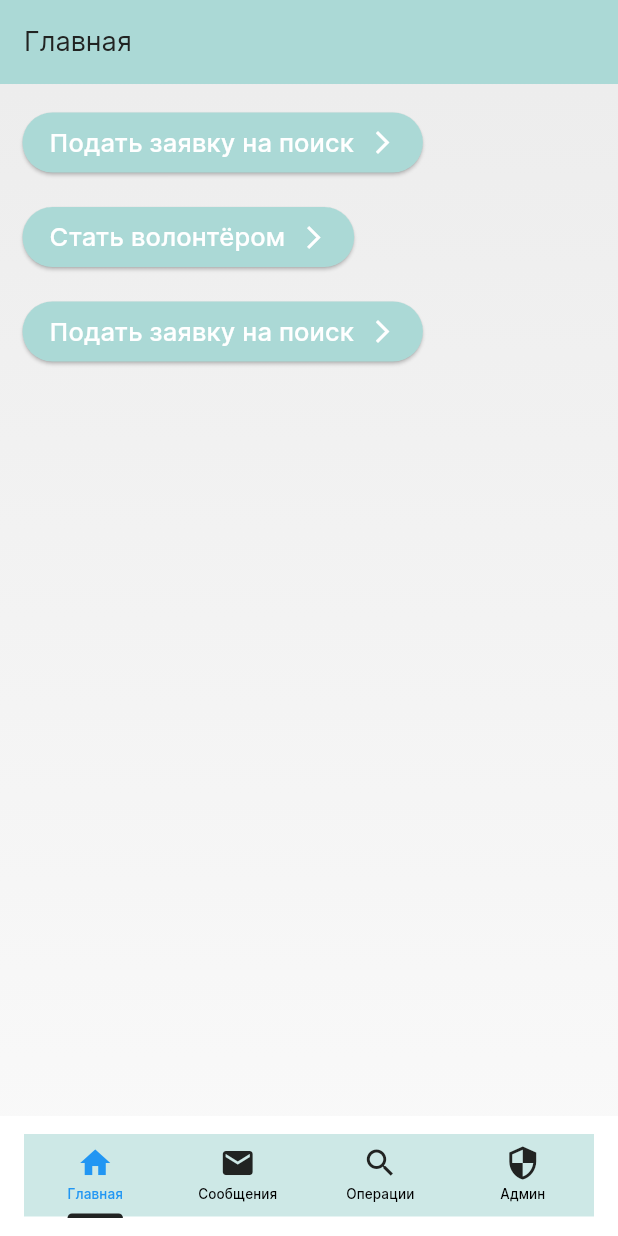
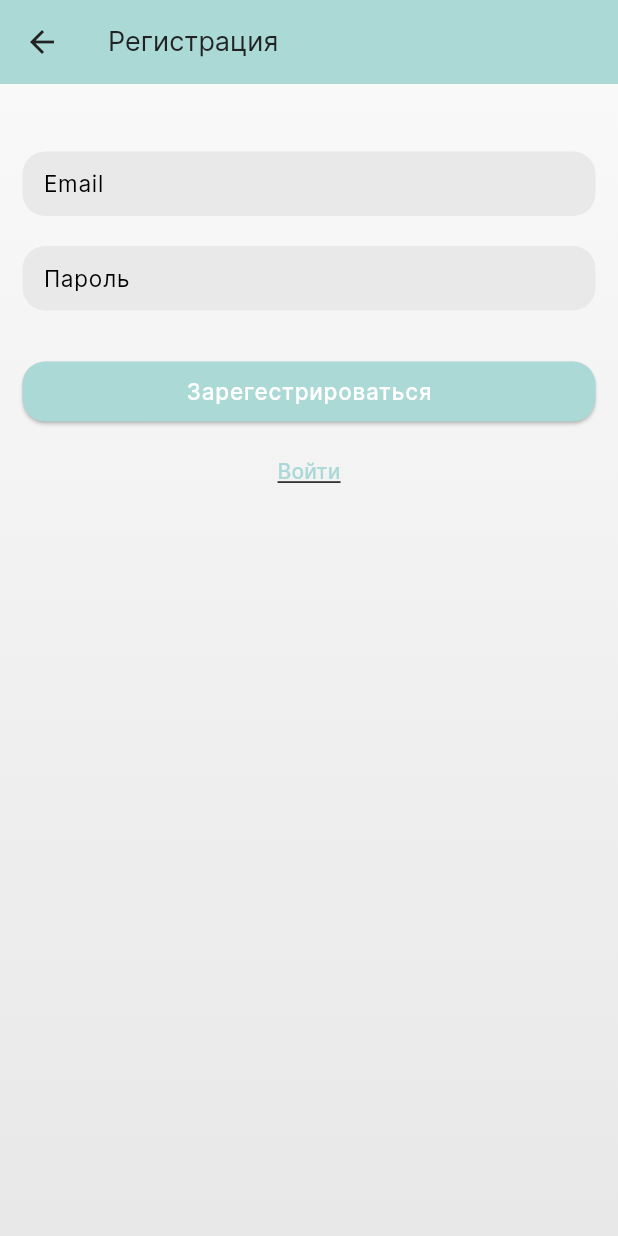
Before and after one commit to QQOld/volOrgMobile, a Flutter app: the screen it shows after launch, after a tap on "Подать заявку на поиск", on a phone screen of 412 x 824 dp. Run offline on Flutter 3.47's test engine with Material 2 defaults, Android fonts, the light colour scheme and no system bars; our stand-ins replace email_validator, firebase_auth, firebase_core, flutter_riverpod, fluttertoast; accounts and stored records are empty.

Commit message:
* тест методов авторизации * тест изменения количества табов

```diff
--- a/lib/app_shell.dart
+++ b/lib/app_shell.dart
@@ -1,18 +1,20 @@
+import 'dart:developer';
+import 'dart:math';
+
 import 'package:flutter/material.dart';
 import 'package:flutter_riverpod/flutter_riverpod.dart';
-import 'package:go_router/go_router.dart';
 import 'package:vol_org/pages/admin_panel/admin_page.dart';
 import 'package:vol_org/pages/common/common_page.dart';
 import 'package:vol_org/pages/messages/messages_page.dart';
 import 'package:vol_org/pages/operations/operations_page.dart';
+import 'package:vol_org/providers/providers.dart';
 import 'package:vol_org/styles/styles.dart';
 
-import 'main.dart';
+import 'domain/user.dart';
 
 enum TabType { common, messages, operations, admin }
 
 class AppShell extends ConsumerStatefulWidget {
-
   const AppShell({Key? key}) : super(key: key);
 
   @override
@@ -26,17 +28,13 @@ class _AppShellState extends ConsumerState<AppShell>
   final routeMap = {0: "common", 1: "messages", 2: "operations", 3: "admin"};
 
   TabController? tabController;
-  var lastTabValue = TabType.common;
-  List<TabType> tabList = [
-    TabType.common,
-    TabType.messages,
-    TabType.operations,
-    TabType.admin,
-  ];
 
   @override
   void initState() {
     super.initState();
+    final user = ref.read(authProvider).value;
+    final tabList = ref.read(tabListProvider(user != null ? AppUser.fromFirebase(user) : null));
+
     tabController = TabController(
         length: tabList.length,
         vsync: this,
@@ -51,6 +49,20 @@ class _AppShellState extends ConsumerState<AppShell>
 
   @override
   Widget build(BuildContext context) {
+    final user = ref.watch(authProvider).value;
+
+    final tabList = ref.watch(
+        tabListProvider(user != null ? AppUser.fromFirebase(user) : null));
+
+    if (tabList.length != tabController?.length) {
+      tabController?.dispose();
+      tabController = TabController(
+        length: tabList.length,
+        initialIndex: TabType.common.index,
+        vsync: this,
+      );
+    }
+
     return Container(
       decoration: styles.backgroundDecoration,
       child: Scaffold(
@@ -61,88 +73,63 @@ class _AppShellState extends ConsumerState<AppShell>
               Widget content = const SizedBox.shrink();
               switch (tab) {
                 case TabType.common:
-                    content = CommonPage(key: const Key("common"));
+                  content = const CommonPage(key: Key("common"));
                   break;
                 case TabType.messages:
-                    content = MessagesPage(key: const Key("messages"));
+                  content = const MessagesPage(key: Key("messages"));
                   break;
                 case TabType.operations:
-                    content = OperationsPage(key: const Key("operations"));
+                  content = const OperationsPage(key: Key("operations"));
                   break;
                 case TabType.admin:
-                    content = AdminPanelPage(key: const Key("admin"));
+                  content = const AdminPanelPage(key: Key("admin"));
                   break;
               }
               return content;
             }).toList()),
         bottomNavigationBar: BottomAppBar(
           child: Container(
+            alignment: Alignment.center,
             color: styles.themeColors.brand.withOpacity(0.6),
             height: kBottomNavigationBarHeight,
             child: TabBar(
-                labelStyle: styles.mainTextTheme.labelSmall?.copyWith(fontSize: 9),
+              labelStyle:
+                  styles.mainTextTheme.labelSmall?.copyWith(fontSize: 9),
               controller: tabController,
               indicatorColor: styles.themeColors.text,
               tabs: tabList.map<Widget>((tab) {
                 Widget? content;
                 switch (tab) {
                   case TabType.common:
-                      content =
-                      const Tab(icon: Icon(Icons.home), child: Text("Главная"));
+                    content = const Tab(
+                        icon: Icon(Icons.home), child: Text("Главная"));
                     break;
                   case TabType.messages:
-                      content =
-                      const Tab(icon: Icon(Icons.mail), child: Text("Сообщения"));
+                    if (user != null) {
+                      content = const Tab(
+                          icon: Icon(Icons.mail), child: Text("Сообщения"));
+                    }
                     break;
                   case TabType.operations:
-                      content =
-                      const Tab(icon: Icon(Icons.search), child: Text("Операции"));
+                    content = const Tab(
+                        icon: Icon(Icons.search), child: Text("Операции"));
                     break;
                   case TabType.admin:
-                      content = const Tab(icon: Icon(Icons.security),
-                          child: Text("Админ"));
+                    if (user != null) {
+                      content = const Tab(
+                          icon: Icon(Icons.security), child: Text("Админ"));
+                    }
                     break;
                 }
                 if (content == null) {
                   return const SizedBox.shrink();
                 }
                 return content;
-                }).toList(),),
+              }).toList(),
             ),
           ),
-        )
-      /*BottomNavigationBar(
-          type: BottomNavigationBarType.fixed,
-          showSelectedLabels: false,
-          showUnselectedLabels: false,
-          currentIndex: selectedIndex,
-          onTap: (index) {
-            setState(() {
-              selectedIndex = index;
-              if(routeMap[index] != null) {
-                context.go("/${routeMap[index] ?? 'common'}");
-              }
-            });
-          },
-          items: const [
-            BottomNavigationBarItem(
-              icon: Icon(Icons.home),
-              label: 'Home',
         ),
-            BottomNavigationBarItem(
-              icon: Icon(Icons.mail),
-              label: 'Messages',
       ),
-            BottomNavigationBarItem(
-              icon: Icon(Icons.search),
-              label: 'Search',
-            ),
-            BottomNavigationBarItem(
-              icon: Icon(Icons.security),
-              label: 'Administration',
-            ),
-          ],
-        ),*/
     );
   }
 }
--- /dev/null
+++ b/lib/domain/user.dart
@@ -0,0 +1,12 @@
+import 'package:firebase_auth/firebase_auth.dart';
+
+class AppUser{
+  String id = "";
+  String name = "";
+  String surName = "";
+  String password = "";
+
+  AppUser.fromFirebase(User user) {
+    id = user.uid;
+  }
+}
--- a/lib/main.dart
+++ b/lib/main.dart
@@ -1,11 +1,10 @@
+import 'dart:developer';
 import 'dart:io';
 
 import 'package:firebase_core/firebase_core.dart';
 import 'package:flutter/material.dart';
 import 'package:flutter_riverpod/flutter_riverpod.dart';
-import 'package:go_router/go_router.dart';
 import 'package:intl/intl.dart';
-import 'package:vol_org/pages/admin_panel/admin_panel.dart';
 import 'package:vol_org/providers/providers.dart';
 import 'package:vol_org/styles/styles.dart';
 
@@ -21,34 +20,18 @@ Future<void> main() async {
   runApp(const ProviderScope(child: VolOrgApp()));
 }
 
-class AppRouting {
-  static const routeTabParam = "tab";
-
-  static void goToMain(BuildContext context) {
-    context.go("/");
-  }
-
-  static void goToAppTab(BuildContext context, TabType? tab) {
-    final finalTab = tab ??
-        ProviderScope.containerOf(context).read(chosenTabProvider) ??
-        TabType.common;
-    context.go("/${finalTab.name}");
-  }
-}
-
-class VolOrgApp extends StatefulWidget {
+class VolOrgApp extends ConsumerStatefulWidget {
   const VolOrgApp({Key? key}) : super(key: key);
 
   @override
-  State<VolOrgApp> createState() => _VolOrgAppState();
+  ConsumerState<VolOrgApp> createState() => _VolOrgAppState();
 }
 
-final _rootNavigatorKey = GlobalKey<NavigatorState>();
-final _shellNavigatorKey = GlobalKey<NavigatorState>();
-
-class _VolOrgAppState extends State<VolOrgApp> {
+class _VolOrgAppState extends ConsumerState<VolOrgApp> {
   @override
   Widget build(BuildContext context) {
+    final auth = ref.watch(authProvider);
+
     return MaterialApp(
       title: "Волонтёры33",
       debugShowCheckedModeBanner: false,
@@ -57,7 +40,15 @@ class _VolOrgAppState extends State<VolOrgApp> {
         onTap: () {
           FocusScope.of(context).unfocus();
         },
-        child: const AppShell(),
+        child: auth.when(
+            data: (user) => const AppShell(),
+            error: (e, s) {
+              log("unable to get auth $e", error: e, stackTrace: s);
+              return Container();
+            },
+            loading: () {
+              return const Center(child: CircularProgressIndicator());
+            }),
       ),
     );
   }
--- a/lib/pages/common/common_content.dart
+++ b/lib/pages/common/common_content.dart
@@ -1,4 +1,7 @@
 import 'package:flutter/material.dart';
+import 'package:vol_org/pages/credentials/authorization_page.dart';
+import 'package:vol_org/pages/credentials/registr_page.dart';
+import 'package:vol_org/services/auth.dart';
 import 'package:vol_org/widgets/ElevatedButtonRightIcon.dart';
 
 import '../../styles/styles.dart';
@@ -8,27 +11,52 @@ class CommonContent extends StatelessWidget {
 
   @override
   Widget build(BuildContext context) {
+    final authService = AuthService();
+
     return Column(
       mainAxisSize: MainAxisSize.min,
       crossAxisAlignment: CrossAxisAlignment.start,
       children: [
         ElevatedButtonRightIcon(
-            onPressed: () {},
-            label: Text("Подать заявку на поиск", style: styles.mainTextTheme.titleSmall,),
+            onPressed: () {
+              Navigator.of(context).push(
+                MaterialPageRoute(
+                  builder: (context) {
+                    return const RegistrationPage();
+                  },
+                ),
+              );
+            },
+            label: Text(
+              "Подать заявку на поиск",
+              style: styles.mainTextTheme.titleSmall,
+            ),
             icon: const Icon(Icons.arrow_forward_ios)),
         const SizedBox(
           height: 15,
         ),
         ElevatedButtonRightIcon(
-            onPressed: () {},
-            label: Text("Стать волонтёром", style: styles.mainTextTheme.titleSmall),
+            onPressed: () {
+              Navigator.of(context).push(
+                MaterialPageRoute(
+                  builder: (context) {
+                    return const AuthPage();
+                  },
+                ),
+              );
+            },
+            label: Text("Стать волонтёром",
+                style: styles.mainTextTheme.titleSmall),
             icon: const Icon(Icons.arrow_forward_ios)),
         const SizedBox(
           height: 15,
         ),
         ElevatedButtonRightIcon(
-            onPressed: () {},
-            label: Text("Подать заявку на поиск", style: styles.mainTextTheme.titleSmall),
+            onPressed: () {
+              authService.logOut();
+            },
+            label: Text("Подать заявку на поиск",
+                style: styles.mainTextTheme.titleSmall),
             icon: const Icon(Icons.arrow_forward_ios)),
       ],
     );
--- a/lib/pages/common/common_page.dart
+++ b/lib/pages/common/common_page.dart
@@ -5,10 +5,7 @@ import 'package:vol_org/widgets/app_bar_back_button.dart';
 import 'common_content.dart';
 
 class CommonPage extends ConsumerStatefulWidget {
-
-  const CommonPage({
-    Key? key
-  }) : super(key: key);
+  const CommonPage({Key? key}) : super(key: key);
 
   @override
   ConsumerState createState() => _CommonPagePageState();
@@ -19,7 +16,10 @@ class _CommonPagePageState extends ConsumerState<CommonPage> {
   Widget build(BuildContext context) {
     return Scaffold(
       appBar: AppBarBack(title: "Главная"),
-      body: Padding(padding: EdgeInsets.all(15),child: const CommonContent())
+      body: const Padding(
+        padding: EdgeInsets.all(15),
+        child: CommonContent(),
+      ),
     );
   }
 }
--- /dev/null
+++ b/lib/pages/credentials/registr_page.dart
@@ -0,0 +1,166 @@
+import 'dart:developer';
+
+import 'package:email_validator/email_validator.dart';
+import 'package:flutter/material.dart';
+import 'package:fluttertoast/fluttertoast.dart';
+import 'package:vol_org/domain/user.dart';
+import 'package:vol_org/pages/credentials/authorization_page.dart';
+import 'package:vol_org/services/auth.dart';
+import 'package:vol_org/styles/styles.dart';
+import 'package:vol_org/widgets/app_bar_back_button.dart';
+
+class RegistrationPage extends StatefulWidget {
+  const RegistrationPage({Key? key}) : super(key: key);
+
+  @override
+  State<RegistrationPage> createState() => _RegistrationPageState();
+}
+
+class _RegistrationPageState extends State<RegistrationPage> {
+  final emailController = TextEditingController();
+  final passwordController = TextEditingController();
+
+  final formKey = GlobalKey<FormState>();
+
+  AuthService authService = AuthService();
+
+  @override
+  void dispose() {
+    emailController.dispose();
+    passwordController.dispose();
+    super.dispose();
+  }
+
+  @override
+  Widget build(BuildContext context) {
+    return GestureDetector(
+      onTap: () {
+        FocusScope.of(context).unfocus();
+      },
+      child: Container(
+        decoration: styles.backgroundDecoration,
+        child: Scaffold(
+          appBar: AppBarBack(
+            title: "Регистрация",
+            onBack: () {
+              final nav = Navigator.of(context);
+              if (nav.canPop()) nav.pop();
+            },
+          ),
+          body: SingleChildScrollView(
+            child: Padding(
+              padding: const EdgeInsets.all(15),
+              child: Form(
+                key: formKey,
+                child: Padding(
+                  padding: const EdgeInsets.only(top: 30),
+                  child: Column(
+                    mainAxisSize: MainAxisSize.min,
+                    children: [
+                      TextFormField(
+                        controller: emailController,
+                        textInputAction: TextInputAction.next,
+                        autocorrect: false,
+                        decoration: const InputDecoration(
+                            labelText: "Email", hintText: "myemail@mail.ru"),
+                        autovalidateMode: AutovalidateMode.onUserInteraction,
+                        validator: (str) {
+                          if (str != null && !EmailValidator.validate(str)) {
+                            return "Некорректный email";
+                          }
+                          return null;
+                        },
+                        onChanged: (str) {},
+                      ),
+                      const SizedBox(
+                        height: 20,
+                      ),
+                      TextFormField(
+                        controller: passwordController,
+                        textInputAction: TextInputAction.next,
+                        autocorrect: false,
+                        obscureText: true,
+                        decoration: const InputDecoration(
+                            labelText: "Пароль", hintText: "mypassword"),
+                        autovalidateMode: AutovalidateMode.onUserInteraction,
+                        validator: (str) {
+                          if (str != null && str.length < 8) {
+                            return "Минимум 8 символов";
+                          }
+                          return null;
+                        },
+                        onChanged: (str) {},
+                      ),
+                      const SizedBox(
+                        height: 30,
+                      ),
+                      ElevatedButton(
+                        style: styles.maxElevatedButtonStyle,
+                        onPressed: () async {
+                          if (formKey.currentState?.validate() ?? true) {
+                            try {
+                              final nav = Navigator.of(context);
+                              AppUser? user =
+                              await authService.registerWithEmailAndPassword(
+                                emailController.text.trim(),
+                                passwordController.text.trim(),
+                              );
+                              if (user == null) {
+                                Fluttertoast.showToast(
+                                  msg: "Ошибка регистрации",
+                                  toastLength: Toast.LENGTH_SHORT,
+                                  gravity: ToastGravity.CENTER,
+                                  timeInSecForIosWeb: 1,
+                                  backgroundColor: styles.themeColors.danger,
+                                );
+                              } else {
+                                Fluttertoast.showToast(
+                                  msg: "Успешная регистрация",
+                                  toastLength: Toast.LENGTH_SHORT,
+                                  gravity: ToastGravity.CENTER,
+                                  timeInSecForIosWeb: 1,
+                                  backgroundColor: styles.themeColors.success,
+                                );
+                                formKey.currentState?.reset();
+                                nav.pushReplacement(MaterialPageRoute(builder: (context) => const AuthPage()));
+                              }
+                            } catch(e) {
+                              log(e.toString());
+                            }
+                          }
+                        },
+                        child: Text(
+                          "Зарегестрироваться",
+                          style: styles.mainTextTheme.bodyLarge
+                              ?.copyWith(letterSpacing: 0.5),
+                        ),
+                      ),
+                      const SizedBox(
+                        height: 5,
+                      ),
+                      TextButton(
+                        onPressed: () {
+                          Navigator.of(context).push(
+                            MaterialPageRoute(
+                              builder: (context) => const AuthPage(),
+                            ),
+                          );
+                        },
+                        child: Text(
+                          "Войти",
+                          style: styles.mainTextTheme.labelLarge?.copyWith(
+                              color: styles.themeColors.brand,
+                              decoration: TextDecoration.underline),
+                        ),
+                      )
+                    ],
+                  ),
+                ),
+              ),
+            ),
+          ),
+        ),
+      ),
+    );
+  }
+}
--- a/lib/providers/providers.dart
+++ b/lib/providers/providers.dart
@@ -1,5 +1,37 @@
+import 'dart:async';
+import 'dart:developer';
+
+import 'package:firebase_auth/firebase_auth.dart';
 import 'package:flutter_riverpod/flutter_riverpod.dart';
+import 'package:vol_org/domain/user.dart';
 
 import '../app_shell.dart';
 
-final chosenTabProvider = Provider.autoDispose<TabType>((ref) => TabType.common);
+final tabListProvider = Provider.family.autoDispose<List<TabType>, AppUser?>((ref, user) => [
+  TabType.common,
+  if(user != null)TabType.messages,
+  TabType.operations,
+  if(user != null)TabType.admin,
+]);
+
+final authProvider = StreamProvider.autoDispose<User?>((ref) {
+  final streamController = StreamController<User?>();
+  String? lastId;
+  final sub = FirebaseAuth.instance.userChanges().listen((user) {
+    if (!streamController.isClosed) {
+      final nid = user?.uid ?? "";
+      if (lastId != nid) {
+        log("Authenticated user ${user?.uid}");
+        if (!streamController.isClosed) {
+          streamController.add(user);
+        }
+      }
+      lastId = nid;
+    }
+  });
+  ref.onDispose(() {
+    streamController.close();
+    sub.cancel();
+  });
+  return streamController.stream;
+});
--- /dev/null
+++ b/lib/services/auth.dart
@@ -0,0 +1,42 @@
+import 'dart:developer';
+
+import 'package:firebase_auth/firebase_auth.dart';
+import 'package:firebase_core/firebase_core.dart';
+import 'package:fluttertoast/fluttertoast.dart';
+import 'package:vol_org/domain/user.dart';
+import 'package:vol_org/styles/styles.dart';
+
+class AuthService {
+  final FirebaseAuth fAuth = FirebaseAuth.instance;
+
+  Future<AppUser?> signInWithEmailAndPassword(String email, String password) async {
+    try {
+      UserCredential result = await fAuth.signInWithEmailAndPassword(email: email, password: password);
+      User? user = result.user;
+      if(user != null) return AppUser.fromFirebase(user);
+    } catch(e) {
+      log(e.toString());
+    }
+    return null;
+  }
+
+  Future<AppUser?> registerWithEmailAndPassword(String email, String password) async {
+    try {
+      UserCredential result = await fAuth.createUserWithEmailAndPassword(email: email, password: password);
+      User? user = result.user;
+      if(user != null) return AppUser.fromFirebase(user);
+    } catch(e) {
+      log(e.toString());
+      rethrow;
+    }
+    return null;
+  }
+
+  Future<void> logOut() async {
+    await fAuth.signOut();
+  }
+
+  Stream<AppUser?> get currentUser{
+    return fAuth.authStateChanges().map((User? user) => user != null ? AppUser.fromFirebase(user) : null);
+  }
+}
--- a/lib/styles/styles.dart
+++ b/lib/styles/styles.dart
@@ -107,7 +107,7 @@ class ThemeColors {
 
   /// Фоны
   /// Основной фон
-  Color get background => const Color(0xFFECECEC);
+  Color get background => const Color(0xFFE8E8E8);
 
   Color get lightBackground => const Color(0xFFFAFAFA);
 
@@ -182,7 +182,7 @@ class BaseStyle {
 
   Decoration get backgroundDecoration => BoxDecoration(
       gradient: LinearGradient(
-          colors: [themeColors.background, themeColors.lightBackground],
+          colors: [themeColors.lightBackground, themeColors.background],
           begin: Alignment.topCenter,
           end: Alignment.bottomCenter,
           tileMode: TileMode.clamp));
@@ -443,6 +443,7 @@ class BaseStyle {
         hintStyle:
             mainTextTheme.titleSmall?.copyWith(color: themeColors.caption),
         labelStyle: mainTextTheme.bodyLarge,
+        floatingLabelStyle: mainTextTheme.labelLarge?.copyWith(color: themeColors.brand),
         suffixStyle: mainTextTheme.titleSmall,
         disabledBorder: OutlineInputBorder(
             borderRadius: BorderRadius.circular(mediumRadius),
--- a/pubspec.yaml
+++ b/pubspec.yaml
@@ -55,6 +55,8 @@ dependencies:
   timezone: 0.9.0
   dropdown_button2: 1.9.2
   flutter_timetable: 1.1.0
+  email_validator: 2.1.17
+  fluttertoast: 8.1.2
 
   # The following adds the Cupertino Icons font to your application.
   # Use with the CupertinoIcons class for iOS style icons.
```
Also changed, not shown: lib/pages/credentials/authorization_page.dart (added, +137 -0 lines), lib/firebase_options.dart (added), pubspec.lock, 3 other files. Lines whose indentation alone changed are shown as unchanged.
